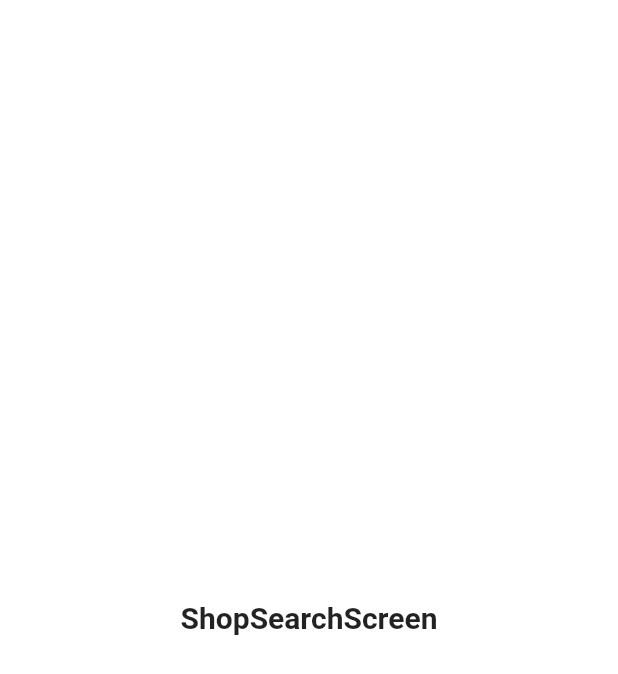
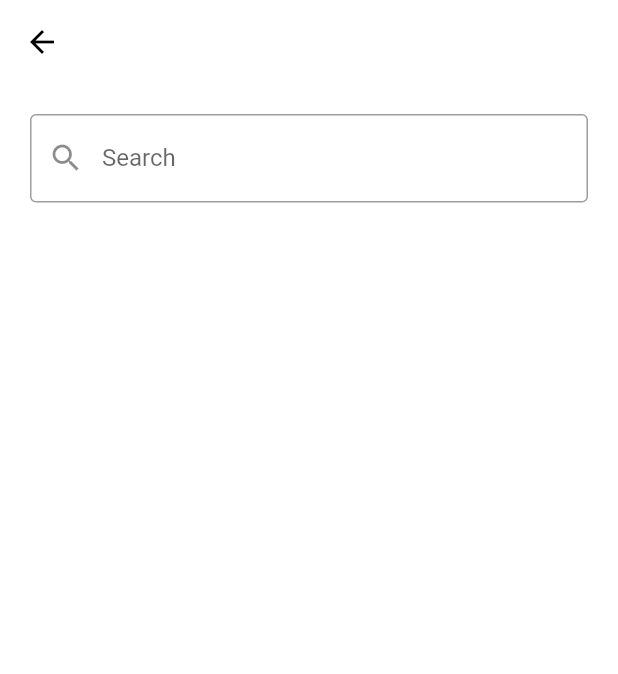
Before and after one commit to Abdullah28-gheyad/course_playlist, a Flutter app: the ShopSearchScreen screen opened directly, on a phone screen of 412 x 824 dp. Shown: the top 674 px of the screen. Run offline on Flutter 3.47's test engine with Material 2 defaults, Android fonts, the phone set to English and light mode, and no system bars; our stand-ins replace carousel_slider, conditional_builder_null_safety, dio, flutter_bloc, sqflite, webview_flutter; accounts and stored records are empty; network calls fail; statements that could not run were skipped.

Commit message:
Search Products & Finish App

```diff
--- a/lib/layout/shop_layout/shop_layout_screen.dart
+++ b/lib/layout/shop_layout/shop_layout_screen.dart
@@ -1,6 +1,6 @@
 import 'package:firstproject/layout/shop_layout/cuibt/cubit.dart';
 import 'package:firstproject/layout/shop_layout/cuibt/states.dart';
-import 'package:firstproject/modules/shop_app/search_screen.dart';
+import 'package:firstproject/modules/shop_app/shop_search/search_screen.dart';
 import 'package:firstproject/shared/components/components.dart';
 import 'package:flutter/material.dart';
 import 'package:flutter_bloc/flutter_bloc.dart';
--- /dev/null
+++ b/lib/models/shop_app/search_model.dart
@@ -0,0 +1,43 @@
+class SearchModel
+{
+  bool status ;
+  ProductDataModel data ;
+  SearchModel({this.data,this.status}) ;
+  SearchModel.fromJson(Map<String,dynamic>json)
+  {
+    status = json['status'] ;
+    data = ProductDataModel.fromJson(json['data']) ;
+  }
+}
+class ProductDataModel
+{
+  int currentPage ;
+  List <SearchProductModel> data=[] ;
+  ProductDataModel({this.data,this.currentPage});
+  ProductDataModel.fromJson(Map<String , dynamic>json)
+  {
+    currentPage = json['current_page'] ;
+    json['data'].forEach((e){
+      data.add(SearchProductModel.fromJson(e)) ;
+    }) ;
+  }
+}
+class SearchProductModel
+{
+  int id ;
+  num price ;
+  String image ;
+  String name ;
+  String description ;
+  bool inFavorites ;
+  SearchProductModel({this.name,this.id,this.price,this.image,this.description,this.inFavorites}) ;
+  SearchProductModel.fromJson(Map <String ,dynamic> json)
+  {
+    id = json['id'] ;
+    price =json['price'] ;
+    image = json['image'] ;
+    name = json['name'] ;
+    description = json['description'] ;
+    inFavorites = json['in_favorites'] ;
+  }
+}
--- a/lib/modules/shop_app/search_screen.dart
+++ /dev/null
@@ -1,14 +0,0 @@
-import 'package:flutter/cupertino.dart';
-import 'package:flutter/material.dart';
-
-class ShopSearchScreen extends StatelessWidget {
-  @override
-  Widget build(BuildContext context) {
-    return Scaffold(
-        body: Center(
-            child: Text(
-      'ShopSearchScreen',
-      style: TextStyle(fontSize: 20, fontWeight: FontWeight.bold),
-    )));
-  }
-}
--- /dev/null
+++ b/lib/modules/shop_app/shop_search/cubit/cubit.dart
@@ -0,0 +1,35 @@
+import 'package:firstproject/models/shop_app/search_model.dart';
+import 'package:firstproject/modules/shop_app/shop_search/cubit/states.dart';
+import 'package:firstproject/shared/components/constants.dart';
+import 'package:firstproject/shared/network/remote/dio_helper.dart';
+import 'package:firstproject/shared/network/remote/endPoints.dart';
+import 'package:flutter/cupertino.dart';
+import 'package:flutter_bloc/flutter_bloc.dart';
+
+class SearchCubit extends Cubit <SearchStates>
+{
+  SearchCubit():super(SearchInitialState()) ;
+  static SearchCubit get(context)=>BlocProvider.of(context) ;
+
+  SearchModel searchModel ;
+  void userSearch(
+  {
+  @required String text
+}
+      )
+  {
+    emit(SearchLoadingState()) ;
+    DioHelper.postData(path: SEARCH , data: {
+      'text':text
+    } ,authorization: token)
+    .then((value){
+      searchModel = SearchModel.fromJson(value.data) ;
+      emit(SearchSuccessState()) ;
+    })
+    .catchError((error){
+      print (error.toString()) ;
+      emit(SearchErrorState()) ;
+    });
+  }
+
+}
--- /dev/null
+++ b/lib/modules/shop_app/shop_search/cubit/states.dart
@@ -0,0 +1,9 @@
+abstract class SearchStates {}
+
+class SearchInitialState extends SearchStates {}
+
+class SearchLoadingState extends SearchStates {}
+
+class SearchSuccessState extends SearchStates {}
+
+class SearchErrorState extends SearchStates {}
--- /dev/null
+++ b/lib/modules/shop_app/shop_search/search_screen.dart
@@ -0,0 +1,128 @@
+import 'package:firstproject/layout/shop_layout/cuibt/cubit.dart';
+import 'package:firstproject/models/shop_app/search_model.dart';
+import 'package:firstproject/modules/shop_app/shop_search/cubit/cubit.dart';
+import 'package:firstproject/modules/shop_app/shop_search/cubit/states.dart';
+import 'package:firstproject/shared/components/components.dart';
+import 'package:flutter/cupertino.dart';
+import 'package:flutter/material.dart';
+import 'package:flutter_bloc/flutter_bloc.dart';
+
+class ShopSearchScreen extends StatelessWidget {
+  var searchController = TextEditingController();
+
+  var formKey = GlobalKey<FormState>();
+
+  @override
+  Widget build(BuildContext context) {
+    return BlocProvider(
+      create: (BuildContext context) => SearchCubit(),
+      child: BlocConsumer<SearchCubit, SearchStates>(
+        listener: (context, state) {},
+        builder: (context, state) {
+          var cubit = SearchCubit.get(context);
+          return Scaffold(
+            appBar: AppBar(),
+              body: Form(
+            key: formKey,
+            child: Padding(
+              padding: const EdgeInsets.all(20.0),
+              child: Column(
+                children: [
+                  customTextFormField(
+                      controller: searchController,
+                      type: TextInputType.text,
+                      validate: (String value)
+                      {
+                        if (value.isEmpty)
+                          return 'search cannot be empty' ;
+                        return null ;
+                      },
+                      label: 'Search',
+                      prfixIcon: Icons.search ,
+                      onChanged: (String text)
+                      {
+                        cubit.userSearch(text: text) ;
+                      }
+                  ),
+                  SizedBox(height: 10,) ,
+                  if (state is SearchLoadingState)
+                     LinearProgressIndicator() ,
+                  if (state is SearchSuccessState)
+                    Expanded(
+                    child: ListView.separated(
+                        physics: BouncingScrollPhysics(),
+                        itemBuilder: (context,index)=>buildProductItem(cubit.searchModel.data.data[index] , context),
+                        separatorBuilder: (context,index)=>Divider(color: Colors.grey,),
+                        itemCount: cubit.searchModel.data.data.length
+                    ),
+                  ),
+                ],
+              ),
+            ),
+          ));
+        },
+      ),
+    );
+  }
+  Widget buildProductItem(SearchProductModel productModel,context)=>Padding(
+    padding: const EdgeInsets.all(20.0),
+    child: Container(
+      height: 120,
+      child: Row(
+        children: [
+          Stack(
+            alignment: AlignmentDirectional.bottomStart,
+            children: [
+              Image(
+                image: NetworkImage(
+                    productModel.image),
+                height: 120,
+                width: 120,
+                fit: BoxFit.cover,
+              ),
+            ],
+          ),
+          SizedBox(
+            width: 20,
+          ),
+          Expanded(
+            child: Column(
+              crossAxisAlignment: CrossAxisAlignment.start,
+              children: [
+                Text(
+                  productModel.name,
+                  maxLines: 2,
+                  overflow: TextOverflow.ellipsis,
+                ),
+                Spacer(),
+                Row(
+                  children: [
+                    Text(
+                      productModel.price.toString(),
+                      style: TextStyle(color: Colors.blue, fontSize: 14),
+                    ),
+                    SizedBox(
+                      width: 5,
+                    ),
+
+                    Spacer(),
+                    CircleAvatar(
+                        backgroundColor: productModel.inFavorites? Colors.blue :Colors.grey,
+                        child: IconButton(
+                          onPressed: () {
+                            ShopAppCubit.get(context).changeFavorite(productModel.id) ;
+                          },
+                          icon: Icon(Icons.favorite_border),
+                          iconSize: 16,
+                          color: Colors.white,
+                        ))
+                  ],
+                ),
+              ],
+            ),
+          )
+        ],
+      ),
+    ),
+  );
+}
--- a/lib/shared/network/remote/endPoints.dart
+++ b/lib/shared/network/remote/endPoints.dart
@@ -5,3 +5,4 @@ final String FAVORITE = 'favorites' ;
 final String PROFILE = 'profile' ;
 final String UPDATE = 'update-profile' ;
 final String REGISTER = 'register' ;
+final String SEARCH = 'products/search' ;
```
